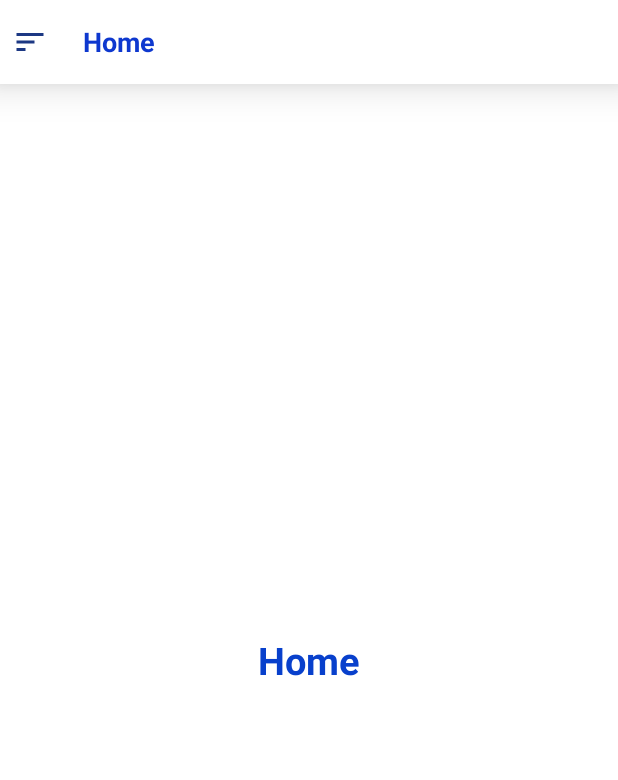
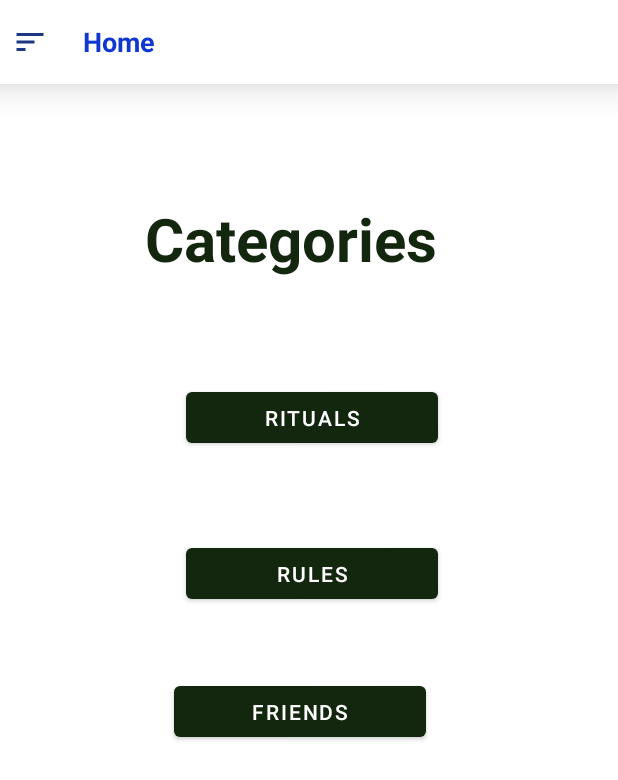
Before and after one commit to Elender12/CreepyRabbitV3, an Android app: the HomeActivity screen opened directly, with no data from a screen before it, in the side drawer, after a tap on "Contacts Us", on a phone screen of 412 x 824 dp. Shown: the top 780 px of the screen. Run offline under Robolectric (Android 15) with nearby library versions, the phone set to English and light mode, and no system bars; our stand-ins replace Firebase (no records; nobody signed in at launch, a user with empty details on screens opened directly), navigation-ui; network calls fail; pictures from the network do not load.

```diff
--- a/app/src/main/AndroidManifest.xml
+++ b/app/src/main/AndroidManifest.xml
@@ -13,7 +13,9 @@
         android:usesCleartextTraffic="true"
         android:theme="@style/Theme.CreepyRabbit">
         <activity android:name=".ui.view.PlayerActivity" />
+        <activity android:name=".ui.view.ListActivity" />
         <activity android:name=".ui.navigation.HomeActivity" />
+
         <activity android:name=".MainActivity">
             <intent-filter>
                 <action android:name="android.intent.action.MAIN" />
--- a/app/src/main/java/com/ecirstea/creepyrabbit/MainActivity.kt
+++ b/app/src/main/java/com/ecirstea/creepyrabbit/MainActivity.kt
@@ -1,6 +1,8 @@
 package com.ecirstea.creepyrabbit
 
+import android.content.Context
 import android.content.Intent
+import android.content.SharedPreferences
 import androidx.appcompat.app.AppCompatActivity
 import android.os.Bundle
 import android.util.Log
@@ -10,11 +12,13 @@ import androidx.activity.viewModels
 import com.ecirstea.creepyrabbit.databinding.ActivityMainBinding
 import com.ecirstea.creepyrabbit.ui.navigation.HomeActivity
 import com.ecirstea.creepyrabbit.ui.viewmodel.JwtViewModel
+import com.ecirstea.creepyrabbit.utils.Constants.SHARED_PREF_FILE
 
 private const val TAG = "TAG"
 class MainActivity : AppCompatActivity() {
     private lateinit var binding: ActivityMainBinding
     private val jwtViewModel: JwtViewModel by viewModels()
+
     override fun onCreate(savedInstanceState: Bundle?) {
         super.onCreate(savedInstanceState)
         binding = ActivityMainBinding.inflate(layoutInflater)
@@ -22,6 +26,15 @@ class MainActivity : AppCompatActivity() {
 
         jwtViewModel.jwtModel.observe(this, {
             if(it?.token != null){
+                val sharedPreferences: SharedPreferences = applicationContext.getSharedPreferences(SHARED_PREF_FILE,
+                    Context.MODE_PRIVATE)
+                val editor:SharedPreferences.Editor =  sharedPreferences.edit()
+                Log.d(TAG, "onCreate: username: ${it.username}")
+                editor.apply{
+                    putString("name_key", it.username)
+                }.apply()
+
+
                 val intent = Intent(this, HomeActivity::class.java).apply {
                     //putExtra(EXTRA_MESSAGE, message)
                 }
--- a/app/src/main/java/com/ecirstea/creepyrabbit/data/model/jwt/JwtResponse.kt
+++ b/app/src/main/java/com/ecirstea/creepyrabbit/data/model/jwt/JwtResponse.kt
@@ -3,5 +3,6 @@ package com.ecirstea.creepyrabbit.data.model.jwt
 import com.google.gson.annotations.SerializedName
 
 data class JwtResponse(
-    @SerializedName("token") val token: String
+    @SerializedName("token") val token: String,
+    @SerializedName("username") val username: String
 )
--- a/app/src/main/java/com/ecirstea/creepyrabbit/network/JwtApiClient.kt
+++ b/app/src/main/java/com/ecirstea/creepyrabbit/network/JwtApiClient.kt
@@ -9,4 +9,6 @@ import retrofit2.http.POST
 interface JwtApiClient {
     @POST("/authenticate")
     suspend fun authenticateUser(@Body body: JwtRequest): Response<JwtResponse>
+
+
 }
--- a/app/src/main/java/com/ecirstea/creepyrabbit/ui/navigation/HomeActivity.kt
+++ b/app/src/main/java/com/ecirstea/creepyrabbit/ui/navigation/HomeActivity.kt
@@ -1,16 +1,23 @@
 package com.ecirstea.creepyrabbit.ui.navigation
 
+import android.content.Context
+import android.content.SharedPreferences
 import androidx.appcompat.app.AppCompatActivity
 import android.os.Bundle
+import android.util.Log
+import android.view.View
 import android.widget.ImageView
 import android.widget.TextView
 import androidx.core.view.GravityCompat
 import androidx.drawerlayout.widget.DrawerLayout
 import androidx.navigation.Navigation
 import androidx.navigation.ui.NavigationUI
+import com.ecirstea.creepyrabbit.MainActivity
 import com.ecirstea.creepyrabbit.R
+import com.ecirstea.creepyrabbit.utils.Constants
 import com.google.android.material.navigation.NavigationView
-
+import kotlinx.android.synthetic.main.nav_header.*
+private const val TAG= "HomeActivity"
 class HomeActivity : AppCompatActivity() {
     override fun onCreate(savedInstanceState: Bundle?) {
         super.onCreate(savedInstanceState)
@@ -23,11 +30,22 @@ class HomeActivity : AppCompatActivity() {
         imgMenu.setOnClickListener{
             drawerLayout.openDrawer(GravityCompat.START)
         }
+        val sharedPreferences: SharedPreferences = applicationContext.getSharedPreferences(
+            Constants.SHARED_PREF_FILE,
+            Context.MODE_PRIVATE)
+        val prefUsername = sharedPreferences.getString("name_key","Anonymous")
         val navController = Navigation.findNavController(this, R.id.fragment)
         NavigationUI.setupWithNavController(navView,navController)
         val textTitle = findViewById<TextView>(R.id.title)
+
+
+
+
+        val headerView : View = navView.getHeaderView(0)
+        val navUsername : TextView = headerView.findViewById(R.id.username)
+        navUsername.text = prefUsername
         navController
-            .addOnDestinationChangedListener { _, destination, arguments ->
+            .addOnDestinationChangedListener { _, destination, _ ->
                 textTitle.text = destination.label
             }
     }
--- a/app/src/main/java/com/ecirstea/creepyrabbit/ui/navigation/fragments/HomeFragment.kt
+++ b/app/src/main/java/com/ecirstea/creepyrabbit/ui/navigation/fragments/HomeFragment.kt
@@ -1,16 +1,34 @@
 package com.ecirstea.creepyrabbit.ui.navigation.fragments
 
+import android.content.Intent
 import android.os.Bundle
+import android.util.Log
 import androidx.fragment.app.Fragment
 import android.view.LayoutInflater
 import android.view.View
 import android.view.ViewGroup
 import com.ecirstea.creepyrabbit.R
+import com.ecirstea.creepyrabbit.ui.navigation.HomeActivity
+import com.ecirstea.creepyrabbit.ui.view.ListActivity
+import kotlinx.android.synthetic.main.fragment_home.*
+const val TAG= "HomeFragment"
+class HomeFragment : Fragment() {
+   override fun onViewCreated(view: View, savedInstanceState: Bundle?) {
+        super.onViewCreated(view, savedInstanceState)
+       btnFriends.setOnClickListener{
+           val intent = Intent(context, ListActivity::class.java).apply {
+               //putExtra(EXTRA_MESSAGE, message)
+           }
+           startActivity(intent)
+           Log.d(TAG, "onViewCreated: test?")
+       }
 
-class HomeFragment : Fragment() {
+    }
+
     override fun onCreateView(
         inflater: LayoutInflater, container: ViewGroup?,
         savedInstanceState: Bundle?
+
     ): View? {
         // Inflate the layout for this fragment
 
--- /dev/null
+++ b/app/src/main/java/com/ecirstea/creepyrabbit/ui/view/ListActivity.kt
@@ -0,0 +1,46 @@
+package com.ecirstea.creepyrabbit.ui.view
+
+import android.os.Bundle
+import android.util.Log
+import android.view.View
+import androidx.appcompat.app.AppCompatActivity
+import androidx.lifecycle.ViewModelProvider
+import androidx.recyclerview.widget.LinearLayoutManager
+import com.ecirstea.creepyrabbit.R
+import com.ecirstea.creepyrabbit.databinding.ActivityMainBinding
+import com.ecirstea.creepyrabbit.ui.adapter.RecyclerAdapter
+import com.ecirstea.creepyrabbit.ui.viewmodel.MultimediaFileViewModel
+import kotlinx.android.synthetic.main.activity_list.*
+
+private const val TAG = "ListActivity"
+class ListActivity: AppCompatActivity(){
+    //ModelView items
+    private lateinit var binding: ActivityMainBinding
+    private val viewModel by lazy { ViewModelProvider(this)[MultimediaFileViewModel::class.java]}
+    private lateinit var adapter: RecyclerAdapter
+    override fun onCreate(savedInstanceState: Bundle?) {
+
+        super.onCreate(savedInstanceState)
+        setContentView(R.layout.activity_list)
+        //binding = ActivityMainBinding.inflate(layoutInflater)
+        //setContentView(binding.root)
+        Log.d(TAG, "onCreate HomeActivity: +")
+
+        //Recycler view
+        rvAudioList.layoutManager = LinearLayoutManager(this)
+        adapter = RecyclerAdapter(this)
+        rvAudioList.adapter = adapter
+        observeData()
+
+    }
+
+    private fun observeData () {
+        shimmer_view_container.startShimmer()
+        viewModel.getAudios().observe(this, {
+            shimmer_view_container.stopShimmer()
+            shimmer_view_container.visibility = View.GONE
+            adapter.setListData(it)
+            adapter.notifyDataSetChanged()
+        })
+    }
+}
--- a/app/src/main/java/com/ecirstea/creepyrabbit/utils/Constants.kt
+++ b/app/src/main/java/com/ecirstea/creepyrabbit/utils/Constants.kt
@@ -2,4 +2,5 @@ package com.ecirstea.creepyrabbit.utils
 
 object Constants {
     const val AUDIO_COLLECTION = "audios"
+    const val SHARED_PREF_FILE = "userData"
 }
--- a/app/src/main/res/layout/fragment_home.xml
+++ b/app/src/main/res/layout/fragment_home.xml
@@ -1,23 +1,61 @@
 <?xml version="1.0" encoding="utf-8"?>
 <FrameLayout xmlns:android="http://schemas.android.com/apk/res/android"
+    xmlns:app="http://schemas.android.com/apk/res-auto"
     xmlns:tools="http://schemas.android.com/tools"
     android:layout_width="match_parent"
     android:layout_height="match_parent"
     tools:context=".ui.navigation.fragments.HomeFragment">
 
-    <LinearLayout
-        android:orientation="vertical"
+    <androidx.constraintlayout.widget.ConstraintLayout
+        android:layout_width="match_parent"
+        android:layout_height="match_parent"
         android:layout_gravity="center"
         android:gravity="center"
-        android:layout_width="match_parent"
-        android:layout_height="match_parent">
+        android:orientation="vertical">
+
         <TextView
-            android:text="@string/home"
+            android:id="@+id/textView3"
+            android:layout_width="219dp"
+            android:layout_height="59dp"
+            android:layout_marginTop="76dp"
+            android:text="@string/categories"
+            android:textColor="@color/colorPrimary"
+            android:textSize="40sp"
             android:textStyle="bold"
-            android:textSize="25sp"
-            android:textColor="#0840CC"
-            android:layout_width="wrap_content"
-            android:layout_height="wrap_content"/>
-    </LinearLayout>
+            app:layout_constraintEnd_toEndOf="parent"
+            app:layout_constraintStart_toStartOf="parent"
+            app:layout_constraintTop_toTopOf="parent" />
+
+        <Button
+            android:id="@+id/button"
+            android:layout_width="168dp"
+            android:layout_height="46dp"
+            android:layout_marginTop="168dp"
+            android:layout_marginEnd="120dp"
+            android:text="@string/rules"
+            app:layout_constraintEnd_toEndOf="parent"
+            app:layout_constraintTop_toBottomOf="@+id/textView3" />
+
+        <Button
+            android:id="@+id/button6"
+            android:layout_width="168dp"
+            android:layout_height="46dp"
+            android:layout_marginTop="64dp"
+            android:layout_marginEnd="120dp"
+            android:text="@string/rituals"
+            app:layout_constraintEnd_toEndOf="parent"
+            app:layout_constraintTop_toBottomOf="@+id/textView3" />
+
+        <Button
+            android:id="@+id/btnFriends"
+            android:layout_width="168dp"
+            android:layout_height="46dp"
+            android:layout_marginTop="260dp"
+            android:layout_marginEnd="128dp"
+            android:text="@string/friends"
+            app:layout_constraintEnd_toEndOf="parent"
+            app:layout_constraintTop_toBottomOf="@+id/textView3" />
+
+    </androidx.constraintlayout.widget.ConstraintLayout>
 
 </FrameLayout>
--- a/app/src/main/res/layout/nav_header.xml
+++ b/app/src/main/res/layout/nav_header.xml
@@ -20,6 +20,7 @@
             android:layout_width="0dp"
             android:layout_height="wrap_content">
             <TextView
+                android:id="@+id/username"
                 android:text="@string/userName"
                 android:textSize="20sp"
                 android:textStyle="bold|normal"
--- a/app/src/main/res/values/strings.xml
+++ b/app/src/main/res/values/strings.xml
@@ -31,6 +31,10 @@
     <string name="navigation_drawer_close">Close</string>
     <string name="userimage">userImage</string>
     <string name="home">Home</string>
+    <string name="categories">Categories</string>
+    <string name="rituals">Rituals</string>
+    <string name="rules">Rules</string>
+    <string name="friends">Friends</string>
 
 
 </resources>
```
